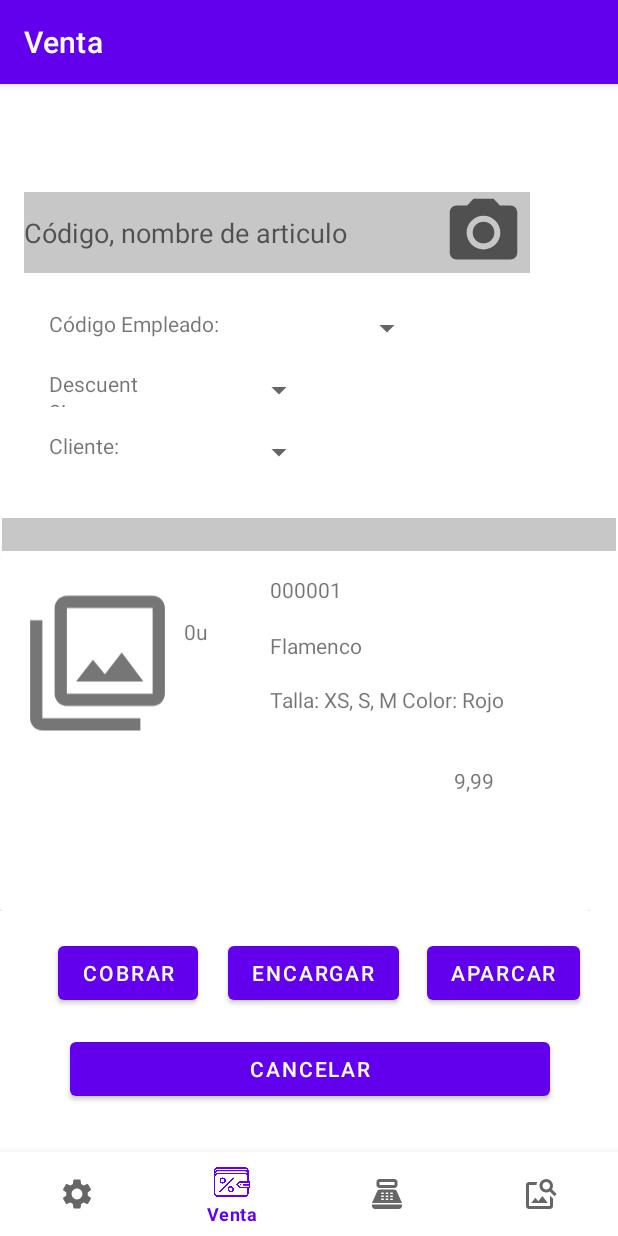
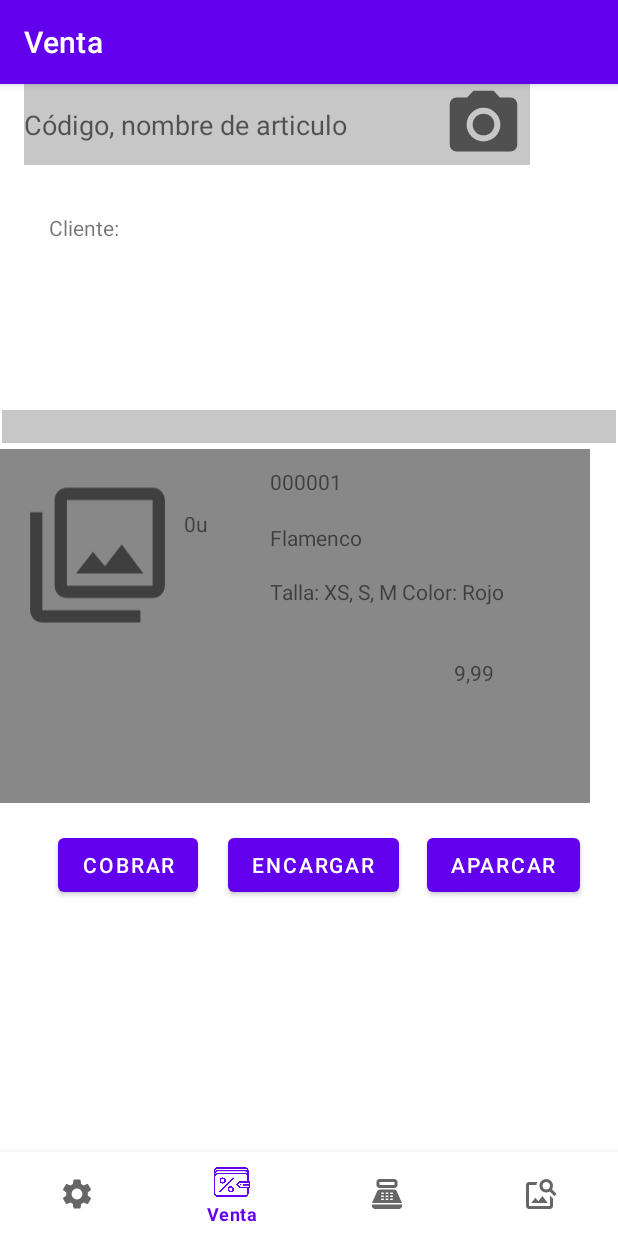
Before and after one commit to Louistico/Matty, an Android app: the Menu screen opened directly, with no data from a screen before it, on a phone screen of 412 x 824 dp. Run offline under Robolectric (Android 15) with nearby library versions, the light colour scheme and no system bars; our stand-ins replace navigation-ui; libraries missing offline, so code that uses them is left out: com.google.zxing.integration; Roboto replaces fonts that are not available here.

Commit message:
CorreciónErrores

```diff
--- a/app/src/main/java/com/example/matty/ui/sale/SaleAdapter.kt
+++ b/app/src/main/java/com/example/matty/ui/sale/SaleAdapter.kt
@@ -1,5 +1,6 @@
 package com.example.matty.ui.sale
 
+import android.graphics.Color
 import android.view.LayoutInflater
 import android.view.View
 import android.view.ViewGroup
@@ -98,6 +99,12 @@ class SaleAdapter  : RecyclerView.Adapter<SaleAdapter.ViewHolder>() {
         viewHolder.itempic.setImageResource(foto[i])
 
 
+        if((i % 2) == 0)
+            viewHolder.itemView.setBackgroundColor(Color.GRAY)
+        else
+            viewHolder.itemView.setBackgroundColor(Color.WHITE)
+
+
 
     }
 
--- a/app/src/main/res/layout/activity_menu.xml
+++ b/app/src/main/res/layout/activity_menu.xml
@@ -4,7 +4,7 @@
     android:id="@+id/container"
     android:layout_width="match_parent"
     android:layout_height="match_parent"
-    android:paddingTop="?attr/actionBarSize">
+    >
 
     <com.google.android.material.bottomnavigation.BottomNavigationView
         android:id="@+id/nav_view"
--- a/app/src/main/res/layout/fragment_sale.xml
+++ b/app/src/main/res/layout/fragment_sale.xml
@@ -7,6 +7,9 @@
     android:layout_width="match_parent"
     android:layout_height="match_parent"
     tools:context=".ui.sale.SaleFragment"
+    android:layout_marginTop="0dp"
+    >
+
     >
 
     <androidx.recyclerview.widget.RecyclerView
@@ -21,7 +24,7 @@
         android:id="@+id/constraintLayout"
         android:layout_width="match_parent"
         android:layout_height="54dp"
-        android:layout_marginTop="16dp"
+        android:layout_marginTop="0dp"
         app:layout_constraintEnd_toEndOf="parent"
         app:layout_constraintHorizontal_bias="1.0"
         app:layout_constraintStart_toStartOf="parent"
@@ -63,65 +66,15 @@
         app:layout_constraintStart_toStartOf="parent"
         app:layout_constraintTop_toBottomOf="@+id/constraintLayout">
 
-        <Spinner
-            android:id="@+id/spinner2"
-            android:layout_width="100dp"
-            android:layout_height="25dp"
-            android:layout_marginStart="16dp"
-            android:layout_marginTop="16dp"
-            android:contentDescription="carnaval"
-            app:layout_constraintStart_toEndOf="@+id/textView"
-            app:layout_constraintTop_toBottomOf="@+id/spinner" />
-
         <TextView
             android:id="@+id/textHome"
-            android:layout_width="133dp"
-            android:layout_height="24dp"
-            android:layout_marginStart="16dp"
-            android:layout_marginTop="8dp"
-            android:text="Código Empleado:"
-            app:layout_constraintStart_toStartOf="parent"
-            app:layout_constraintTop_toTopOf="parent" />
-
-        <TextView
-            android:id="@+id/textView"
-            android:layout_width="61dp"
-            android:layout_height="25dp"
-            android:layout_marginStart="16dp"
-            android:layout_marginTop="16dp"
-            android:text="Descuento:"
-            app:layout_constraintStart_toStartOf="parent"
-            app:layout_constraintTop_toBottomOf="@+id/textHome" />
-
-        <TextView
-            android:id="@+id/textView2"
             android:layout_width="61dp"
             android:layout_height="25dp"
             android:layout_marginStart="16dp"
             android:layout_marginTop="16dp"
             android:text="Cliente:"
             app:layout_constraintStart_toStartOf="parent"
-            app:layout_constraintTop_toBottomOf="@+id/textView" />
-
-        <Spinner
-            android:id="@+id/spinner"
-            android:layout_width="100dp"
-            android:layout_height="25dp"
-            android:layout_marginStart="16dp"
-            android:layout_marginTop="8dp"
-            android:contentDescription="Carnaval"
-            app:layout_constraintStart_toEndOf="@+id/textHome"
             app:layout_constraintTop_toTopOf="parent" />
-
-        <Spinner
-            android:id="@+id/spinner3"
-            android:layout_width="100dp"
-            android:layout_height="25dp"
-            android:layout_marginStart="16dp"
-            android:layout_marginTop="16dp"
-            android:contentDescription="carnaval"
-            app:layout_constraintStart_toEndOf="@+id/textView2"
-            app:layout_constraintTop_toBottomOf="@+id/spinner2" />
 
     </androidx.constraintlayout.widget.ConstraintLayout>
 
@@ -176,15 +129,6 @@
             app:layout_constraintStart_toEndOf="@+id/button3"
             app:layout_constraintTop_toTopOf="parent" />
 
-        <Button
-            android:id="@+id/button5"
-            android:layout_width="320dp"
-            android:layout_height="wrap_content"
-            android:layout_marginTop="16dp"
-            android:text="Cancelar"
-            app:layout_constraintEnd_toEndOf="parent"
-            app:layout_constraintStart_toStartOf="parent"
-            app:layout_constraintTop_toBottomOf="@+id/button3" />
     </androidx.constraintlayout.widget.ConstraintLayout>
 
 </androidx.constraintlayout.widget.ConstraintLayout>
--- a/app/src/main/res/values/dimens.xml
+++ b/app/src/main/res/values/dimens.xml
@@ -1,6 +1,6 @@
 <resources>
     <!-- Default screen margins, per the Android Design guidelines. -->
-    <dimen name="activity_horizontal_margin">16dp</dimen>
-    <dimen name="activity_vertical_margin">16dp</dimen>
-    <dimen name="fab_margin">16dp</dimen>
+    <dimen name="activity_horizontal_margin">0dp</dimen>
+    <dimen name="activity_vertical_margin">0dp</dimen>
+
 </resources>
```
